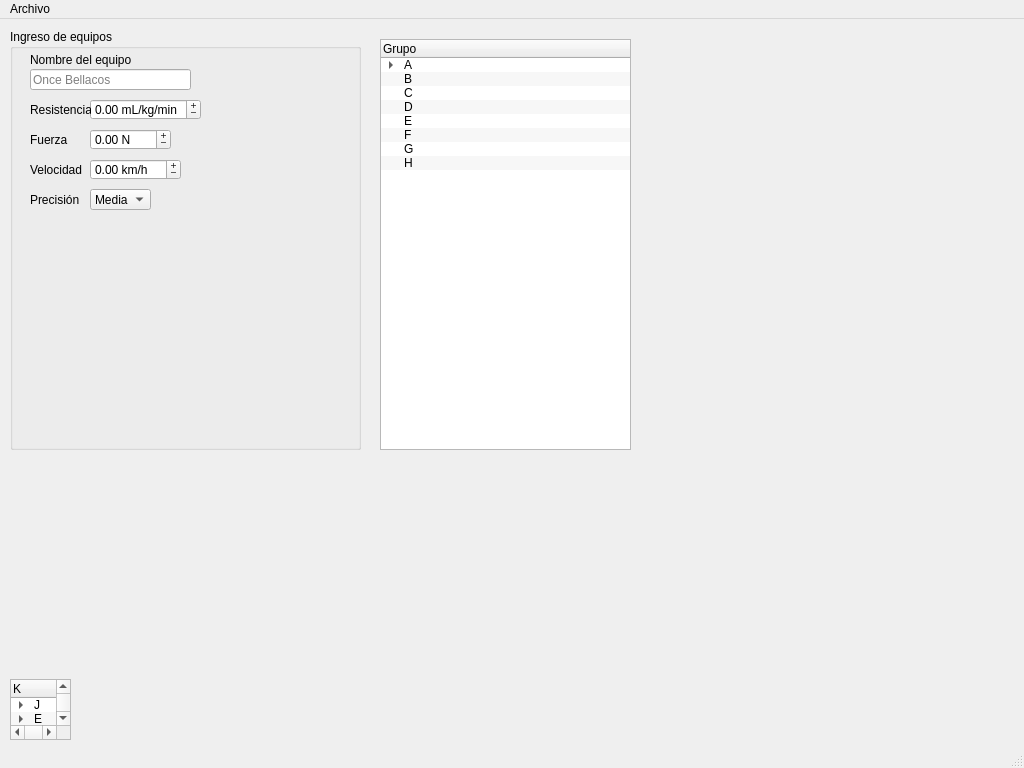
altamayo02/data-structs, file src/soccer-brackets/ui/soccer-brackets.ui: the form before one commit.
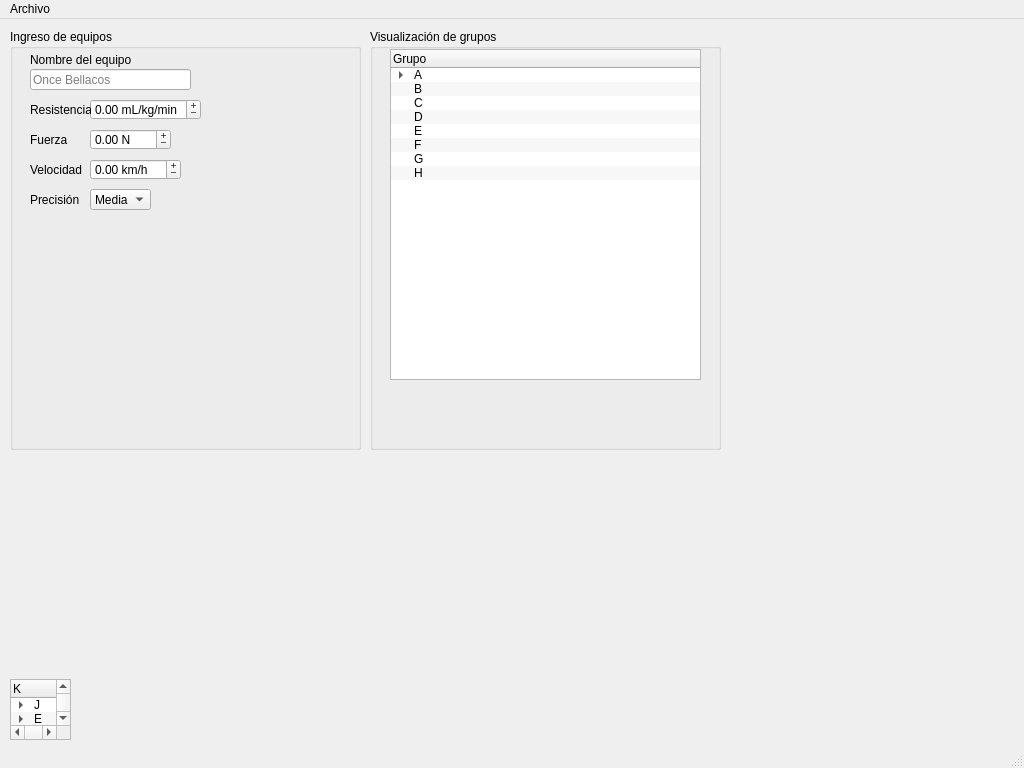
The form after the commit.

Commit message: Trees project UI progress

```diff
--- a/src/soccer-brackets/ui/soccer-brackets.ui
+++ b/src/soccer-brackets/ui/soccer-brackets.ui
@@ -336,13 +336,25 @@
      </item>
     </item>
    </widget>
+   <widget class="QGroupBox" name="groupBox">
+    <property name="geometry">
+     <rect>
+      <x>370</x>
+      <y>10</y>
+      <width>351</width>
+      <height>421</height>
+     </rect>
+    </property>
+    <property name="title">
+     <string>Visualización de grupos</string>
+    </property>
    <widget class="QTreeWidget" name="treeWidgetGrupos">
     <property name="geometry">
      <rect>
-      <x>380</x>
+       <x>20</x>
       <y>20</y>
-      <width>251</width>
-      <height>411</height>
+       <width>311</width>
+       <height>331</height>
      </rect>
     </property>
     <property name="autoScroll">
@@ -413,6 +425,7 @@
       <string>H</string>
      </property>
     </item>
+    </widget>
    </widget>
   </widget>
   <widget class="QMenuBar" name="menubar">
```
Lines whose indentation alone changed are shown as unchanged.
